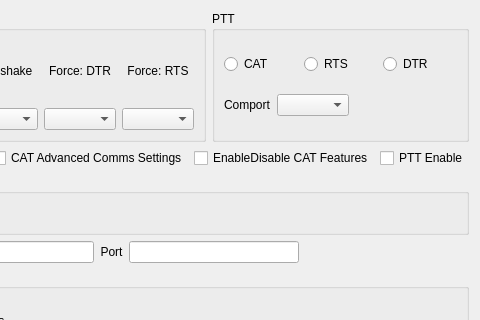
Before: the Qt Designer form mqt/MqtRigControl/rigsetupform.ui in Rsclub22/Minos2-Mirror, drawn with Qt 5; both pictures show x 711 to 1191 and y 0 to 320 of the 1191 by 453 pixel window.
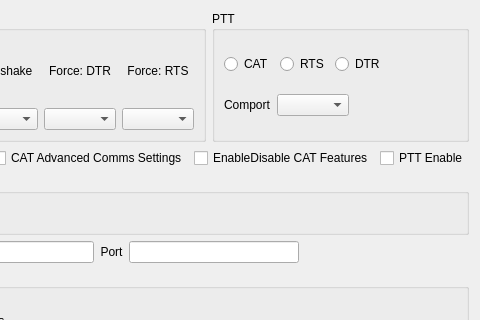
After: the same form once the commit is applied. Custom widgets are drawn as their Qt base class.

What changed in the file:
```diff
--- a/mqt/MqtRigControl/rigsetupform.ui
+++ b/mqt/MqtRigControl/rigsetupform.ui
@@ -7,7 +7,7 @@
     <x>0</x>
     <y>0</y>
     <width>1191</width>
-    <height>432</height>
+    <height>447</height>
    </rect>
   </property>
   <property name="windowTitle">
@@ -281,6 +281,19 @@
               </property>
              </widget>
             </item>
+            <item>
+             <spacer name="horizontalSpacer_8">
+              <property name="orientation">
+               <enum>Qt::Horizontal</enum>
+              </property>
+              <property name="sizeHint" stdset="0">
+               <size>
+                <width>40</width>
+                <height>20</height>
+               </size>
+              </property>
+             </spacer>
+            </item>
            </layout>
           </item>
           <item>
```
